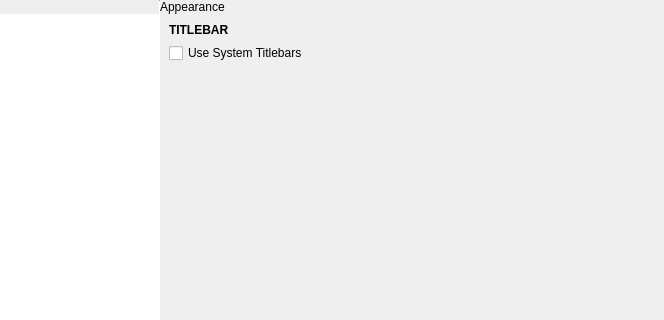
Old version of the form application/settingsdialog.ui in the repository theCheeseboard/theBeat; both pictures show x 225 to 889 and y 0 to 320 of the 889 by 461 pixel window.
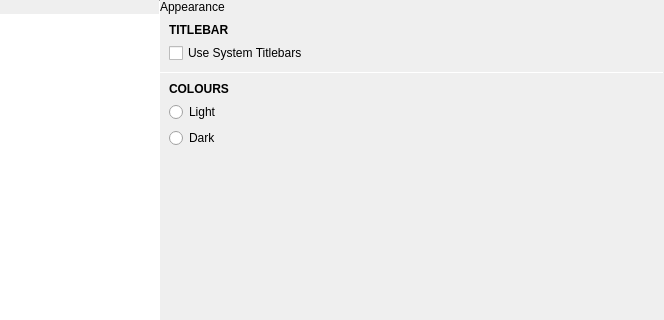
New version of the form. Icons and pictures are not drawn. Custom widgets are drawn as their Qt base class.

Commit message: Add light mode into Windows build

```diff
--- a/application/settingsdialog.ui
+++ b/application/settingsdialog.ui
@@ -262,8 +262,8 @@
            <rect>
             <x>0</x>
             <y>0</y>
-            <width>612</width>
-            <height>444</height>
+            <width>444</width>
+            <height>448</height>
            </rect>
           </property>
           <layout class="QVBoxLayout" name="verticalLayout_10">
@@ -321,6 +321,67 @@
              </item>
             </layout>
            </item>
+           <item>
+            <widget class="Line" name="line_2">
+             <property name="maximumSize">
+              <size>
+               <width>16777215</width>
+               <height>1</height>
+              </size>
+             </property>
+             <property name="orientation">
+              <enum>Qt::Horizontal</enum>
+             </property>
+            </widget>
+           </item>
+           <item>
+            <widget class="QWidget" name="coloursWidget" native="true">
+             <layout class="QVBoxLayout" name="verticalLayout_11">
+              <property name="spacing">
+               <number>6</number>
+              </property>
+              <property name="leftMargin">
+               <number>9</number>
+              </property>
+              <property name="topMargin">
+               <number>9</number>
+              </property>
+              <property name="rightMargin">
+               <number>9</number>
+              </property>
+              <property name="bottomMargin">
+               <number>9</number>
+              </property>
+              <item>
+               <widget class="QLabel" name="label_4">
+                <property name="font">
+                 <font>
+                  <weight>75</weight>
+                  <bold>true</bold>
+                 </font>
+                </property>
+                <property name="text">
+                 <string>COLOURS</string>
+                </property>
+               </widget>
+              </item>
+              <item>
+               <widget class="QRadioButton" name="lightButton">
+                <property name="text">
+                 <string>Light</string>
+                </property>
+               </widget>
+              </item>
+              <item>
+               <widget class="QRadioButton" name="darkButton">
+                <property name="text">
+                 <string>Dark</string>
+                </property>
+               </widget>
+              </item>
+             </layout>
+            </widget>
+           </item>
            <item>
             <spacer name="verticalSpacer_3">
              <property name="orientation">
```
Left out of the diff: 8 changed lines with no effect on the pictures. The commit also changes 176 other files.
